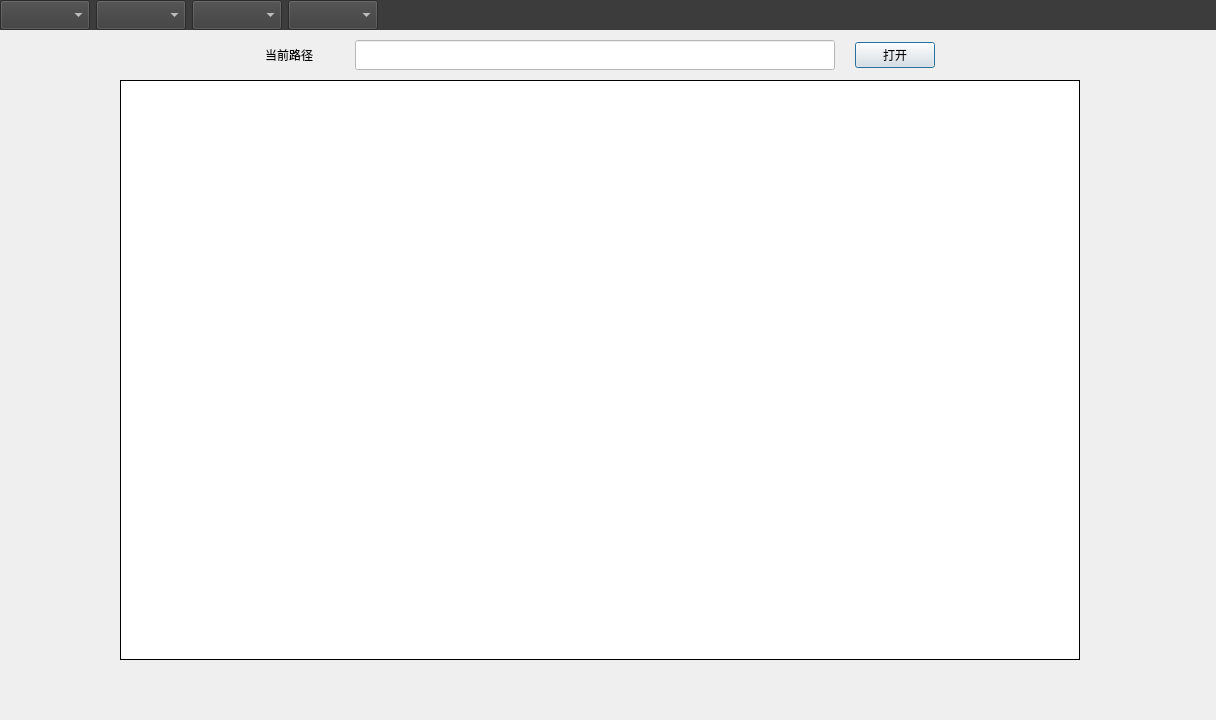
Old version of the form VisionAlgShow/offline.ui in the repository MMAPer/VisionAlgShow.
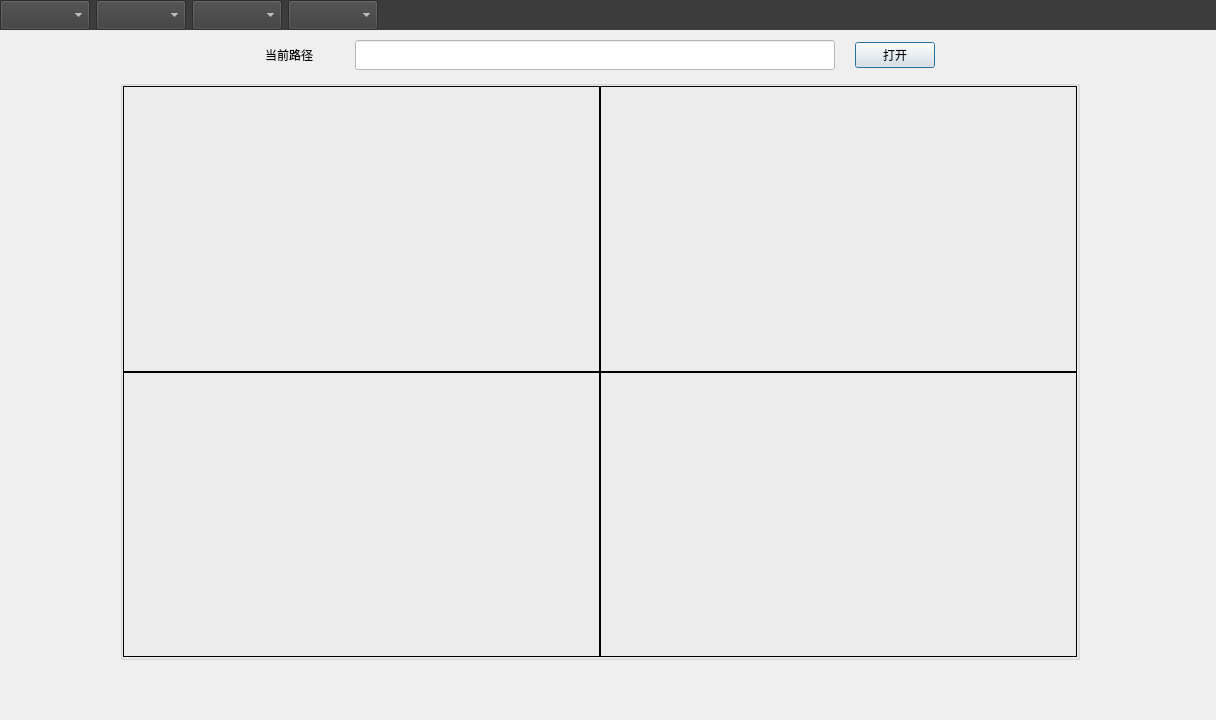
New version of the form.

Commit message: multiple screen

Diff of the .ui file:
```diff
--- a/VisionAlgShow/offline.ui
+++ b/VisionAlgShow/offline.ui
@@ -389,13 +389,7 @@
        <number>0</number>
       </property>
       <item>
-       <widget class="QLabel" name="label_play">
-        <property name="sizePolicy">
-         <sizepolicy hsizetype="Fixed" vsizetype="Fixed">
-          <horstretch>0</horstretch>
-          <verstretch>0</verstretch>
-         </sizepolicy>
-        </property>
+       <widget class="QGroupBox" name="gBoxMain">
         <property name="minimumSize">
          <size>
           <width>960</width>
@@ -408,15 +402,167 @@
           <height>580</height>
          </size>
         </property>
-        <property name="layoutDirection">
-         <enum>Qt::LeftToRight</enum>
-        </property>
         <property name="styleSheet">
-         <string notr="true">border:1px solid black;background-color:white</string>
+         <string notr="true"/>
         </property>
-        <property name="text">
+        <property name="title">
          <string/>
         </property>
+        <layout class="QVBoxLayout" name="verticalLayout_4">
+         <property name="spacing">
+          <number>0</number>
+         </property>
+         <property name="leftMargin">
+          <number>0</number>
+         </property>
+         <property name="topMargin">
+          <number>0</number>
+         </property>
+         <property name="rightMargin">
+          <number>0</number>
+         </property>
+         <property name="bottomMargin">
+          <number>0</number>
+         </property>
+         <item>
+          <layout class="QHBoxLayout" name="lay1">
+           <property name="spacing">
+            <number>0</number>
+           </property>
+           <item>
+            <widget class="QLabel" name="labVideo1">
+             <property name="sizePolicy">
+              <sizepolicy hsizetype="Preferred" vsizetype="Expanding">
+               <horstretch>0</horstretch>
+               <verstretch>0</verstretch>
+              </sizepolicy>
+             </property>
+             <property name="maximumSize">
+              <size>
+               <width>480</width>
+               <height>290</height>
+              </size>
+             </property>
+             <property name="focusPolicy">
+              <enum>Qt::StrongFocus</enum>
+             </property>
+             <property name="styleSheet">
+              <string notr="true">color:black</string>
+             </property>
+             <property name="frameShape">
+              <enum>QFrame::Panel</enum>
+             </property>
+             <property name="text">
+              <string/>
+             </property>
+             <property name="alignment">
+              <set>Qt::AlignCenter</set>
+             </property>
+            </widget>
+           </item>
+           <item>
+            <widget class="QLabel" name="labVideo2">
+             <property name="sizePolicy">
+              <sizepolicy hsizetype="Preferred" vsizetype="Expanding">
+               <horstretch>0</horstretch>
+               <verstretch>0</verstretch>
+              </sizepolicy>
+             </property>
+             <property name="maximumSize">
+              <size>
+               <width>480</width>
+               <height>290</height>
+              </size>
+             </property>
+             <property name="focusPolicy">
+              <enum>Qt::StrongFocus</enum>
+             </property>
+             <property name="styleSheet">
+              <string notr="true">color:black</string>
+             </property>
+             <property name="frameShape">
+              <enum>QFrame::Panel</enum>
+             </property>
+             <property name="text">
+              <string/>
+             </property>
+             <property name="alignment">
+              <set>Qt::AlignCenter</set>
+             </property>
+            </widget>
+           </item>
+          </layout>
+         </item>
+         <item>
+          <layout class="QHBoxLayout" name="lay2">
+           <property name="spacing">
+            <number>0</number>
+           </property>
+           <item>
+            <widget class="QLabel" name="labVideo3">
+             <property name="sizePolicy">
+              <sizepolicy hsizetype="Preferred" vsizetype="Expanding">
+               <horstretch>0</horstretch>
+               <verstretch>0</verstretch>
+              </sizepolicy>
+             </property>
+             <property name="maximumSize">
+              <size>
+               <width>480</width>
+               <height>290</height>
+              </size>
+             </property>
+             <property name="focusPolicy">
+              <enum>Qt::StrongFocus</enum>
+             </property>
+             <property name="styleSheet">
+              <string notr="true">color:black</string>
+             </property>
+             <property name="frameShape">
+              <enum>QFrame::Panel</enum>
+             </property>
+             <property name="text">
+              <string/>
+             </property>
+             <property name="alignment">
+              <set>Qt::AlignCenter</set>
+             </property>
+            </widget>
+           </item>
+           <item>
+            <widget class="QLabel" name="labVideo4">
+             <property name="sizePolicy">
+              <sizepolicy hsizetype="Preferred" vsizetype="Expanding">
+               <horstretch>0</horstretch>
+               <verstretch>0</verstretch>
+              </sizepolicy>
+             </property>
+             <property name="maximumSize">
+              <size>
+               <width>480</width>
+               <height>290</height>
+              </size>
+             </property>
+             <property name="focusPolicy">
+              <enum>Qt::StrongFocus</enum>
+             </property>
+             <property name="styleSheet">
+              <string notr="true">color:black</string>
+             </property>
+             <property name="frameShape">
+              <enum>QFrame::Panel</enum>
+             </property>
+             <property name="text">
+              <string/>
+             </property>
+             <property name="alignment">
+              <set>Qt::AlignCenter</set>
+             </property>
+            </widget>
+           </item>
+          </layout>
+         </item>
+        </layout>
        </widget>
       </item>
      </layout>
```
The commit also changes 2 other files.
